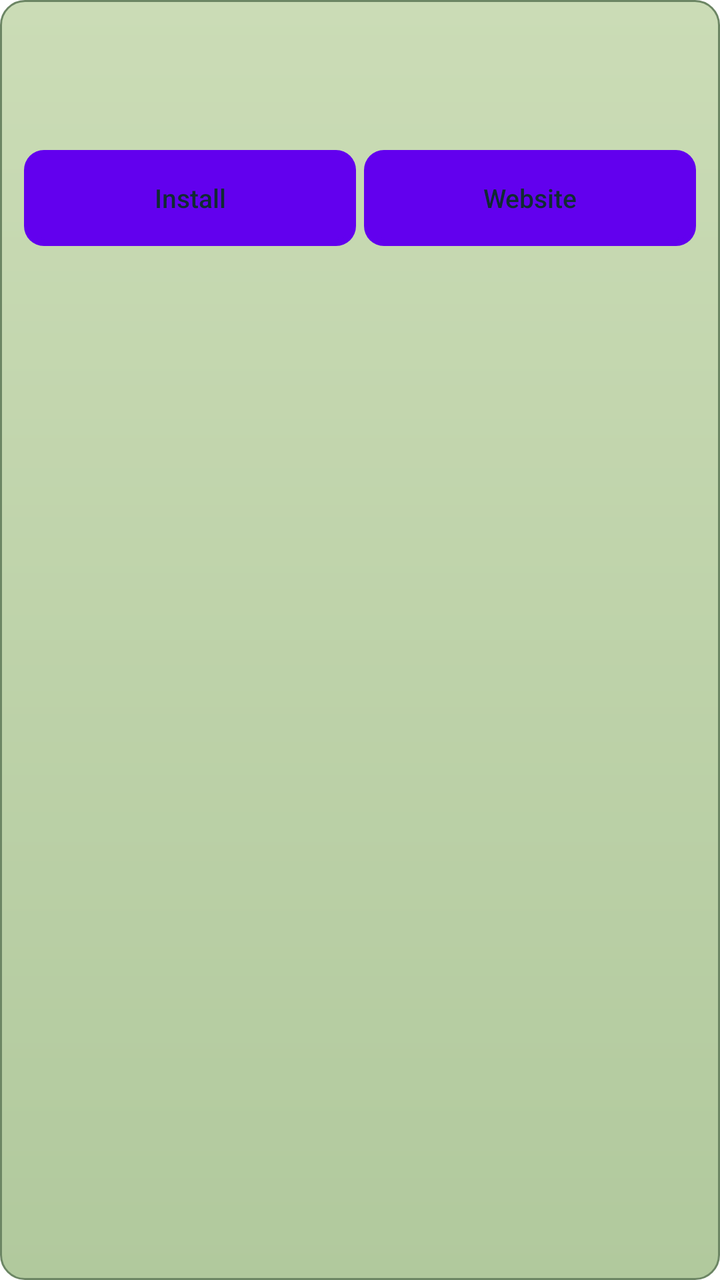
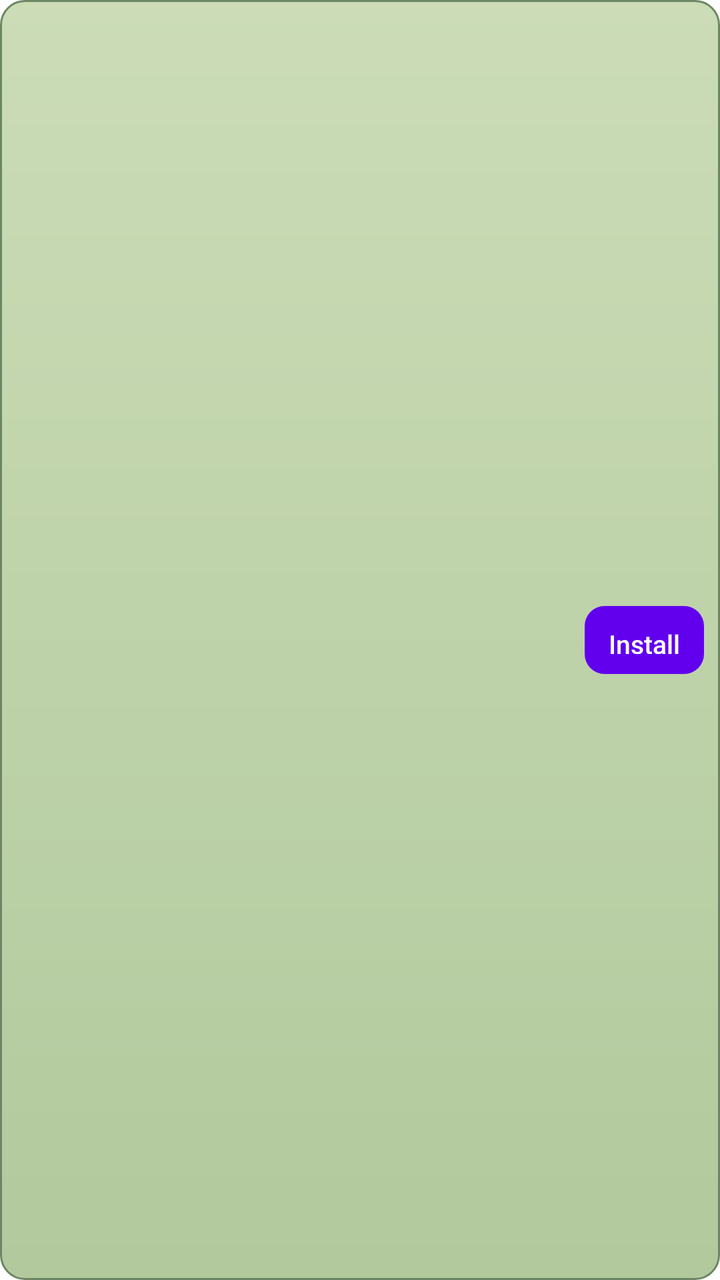

The first picture is an Android layout as it rendered before a commit; the second is the same layout after the commit. The layout source and the unified diff follow.
<!-- AndroidManifest.xml: fallback theme Theme.MaterialComponents.DayNight.NoActionBar -->
<!-- res/layout/wehavephones_addon_search_row.xml -->
<?xml version="1.0" encoding="utf-8"?>
<LinearLayout
    xmlns:android="http://schemas.android.com/apk/res/android"
    android:layout_width="match_parent"
    android:layout_height="wrap_content"
    android:layout_marginTop="6dp"
    android:background="@drawable/wehavephones_card_background"
    android:orientation="vertical"
    android:paddingLeft="12dp"
    android:paddingRight="12dp"
    android:paddingTop="10dp"
    android:paddingBottom="8dp">
    <TextView
        android:id="@+id/TVSearchName"
        android:layout_width="match_parent"
        android:layout_height="wrap_content"
        android:textColor="@color/wehavephones_text"
        android:textSize="15sp"
        android:textStyle="bold" />
    <TextView
        android:id="@+id/TVSearchAuthor"
        android:layout_width="match_parent"
        android:layout_height="wrap_content"
        android:layout_marginTop="2dp"
        android:textColor="@color/wehavephones_text_dim"
        android:textSize="12sp" />
    <TextView
        android:id="@+id/TVSearchSummary"
        android:layout_width="match_parent"
        android:layout_height="wrap_content"
        android:layout_marginTop="2dp"
        android:maxLines="4"
        android:textColor="@color/wehavephones_text_dim"
        android:textSize="12sp" />
    <LinearLayout
        android:layout_width="match_parent"
        android:layout_height="wrap_content"
        android:layout_marginTop="4dp"
        android:orientation="horizontal">
        <Button
            android:id="@+id/BTSearchInstall"
            style="@style/WeHavePhonesButtonSmall"
            android:layout_width="0dp"
            android:layout_weight="1"
            android:text="@string/wehavephones_addons_install" />
        <Button
            android:id="@+id/BTSearchWebsite"
            style="@style/WeHavePhonesButtonSmall"
            android:layout_width="0dp"
            android:layout_weight="1"
            android:layout_marginStart="4dp"
            android:text="@string/wehavephones_addons_website" />
    </LinearLayout>
</LinearLayout>
<!-- resources referenced by this layout -->
<resources>
  <string name="wehavephones_addons_website">Website</string>
  <!-- unchanged entries left out for length: 9 -->
</resources>

<!-- the commit's change to res/layout/wehavephones_addon_search_row.xml (unified diff, before → after) -->
@@ -3,52 +3,72 @@
     xmlns:android="http://schemas.android.com/apk/res/android"
     android:layout_width="match_parent"
     android:layout_height="wrap_content"
-    android:layout_marginTop="6dp"
+    android:layout_marginTop="4dp"
     android:background="@drawable/wehavephones_card_background"
-    android:orientation="vertical"
+    android:clickable="true"
+    android:focusable="true"
+    android:foreground="?android:attr/selectableItemBackground"
+    android:gravity="center_vertical"
+    android:minHeight="50dp"
+    android:orientation="horizontal"
     android:paddingLeft="12dp"
-    android:paddingRight="12dp"
-    android:paddingTop="10dp"
-    android:paddingBottom="8dp">
+    android:paddingRight="8dp">
+    <LinearLayout
+        android:layout_width="0dp"
+        android:layout_height="wrap_content"
+        android:layout_weight="1"
+        android:orientation="vertical"
+        android:paddingTop="4dp"
+        android:paddingBottom="4dp">
+        <LinearLayout
+            android:layout_width="match_parent"
+            android:layout_height="wrap_content"
+            android:baselineAligned="true"
+            android:orientation="horizontal">
+            <TextView
+                android:id="@+id/TVSearchName"
+                android:layout_width="wrap_content"
+                android:layout_height="wrap_content"
+                android:maxLines="1"
+                android:textColor="@color/wehavephones_text"
+                android:textSize="14sp"
+                android:textStyle="bold" />
+            <TextView
+                android:id="@+id/TVSearchAuthor"
+                android:layout_width="0dp"
+                android:layout_height="wrap_content"
+                android:layout_marginStart="8dp"
+                android:layout_weight="1"
+                android:ellipsize="end"
+                android:maxLines="1"
+                android:textColor="@color/wehavephones_text_dim"
+                android:textSize="12sp" />
+        </LinearLayout>
+        <TextView
+            android:id="@+id/TVSearchSummary"
+            android:layout_width="match_parent"
+            android:layout_height="wrap_content"
+            android:ellipsize="end"
+            android:maxLines="1"
+            android:textColor="@color/wehavephones_text_dim"
+            android:textSize="12sp" />
+    </LinearLayout>
+    <Button
+        android:id="@+id/BTSearchInstall"
+        style="@style/WeHavePhonesButtonCompactPrimary"
+        android:layout_height="34dp"
+        android:layout_marginStart="8dp"
+        android:text="@string/wehavephones_addons_install" />
     <TextView
-        android:id="@+id/TVSearchName"
-        android:layout_width="match_parent"
+        android:id="@+id/TVSearchInstalled"
+        android:layout_width="wrap_content"
         android:layout_height="wrap_content"
-        android:textColor="@color/wehavephones_text"
-        android:textSize="15sp"
-        android:textStyle="bold" />
-    <TextView
-        android:id="@+id/TVSearchAuthor"
-        android:layout_width="match_parent"
-        android:layout_height="wrap_content"
-        android:layout_marginTop="2dp"
-        android:textColor="@color/wehavephones_text_dim"
-        android:textSize="12sp" />
-    <TextView
-        android:id="@+id/TVSearchSummary"
-        android:layout_width="match_parent"
-        android:layout_height="wrap_content"
-        android:layout_marginTop="2dp"
-        android:maxLines="4"
-        android:textColor="@color/wehavephones_text_dim"
-        android:textSize="12sp" />
-    <LinearLayout
-        android:layout_width="match_parent"
-        android:layout_height="wrap_content"
-        android:layout_marginTop="4dp"
-        android:orientation="horizontal">
-        <Button
-            android:id="@+id/BTSearchInstall"
-            style="@style/WeHavePhonesButtonSmall"
-            android:layout_width="0dp"
-            android:layout_weight="1"
-            android:text="@string/wehavephones_addons_install" />
-        <Button
-            android:id="@+id/BTSearchWebsite"
-            style="@style/WeHavePhonesButtonSmall"
-            android:layout_width="0dp"
-            android:layout_weight="1"
-            android:layout_marginStart="4dp"
-            android:text="@string/wehavephones_addons_website" />
-    </LinearLayout>
+        android:layout_marginStart="8dp"
+        android:drawableStart="@drawable/wehavephones_ic_check"
+        android:drawablePadding="4dp"
+        android:drawableTint="@color/wehavephones_ok"
+        android:text="@string/wehavephones_addons_installed"
+        android:textColor="@color/wehavephones_ok"
+        android:textSize="12sp"
+        android:visibility="gone" />
 </LinearLayout>
<!-- resource entries referenced after the edit -->
@@ -1,6 +1,140 @@
 <!-- resources referenced by this layout -->
 <resources>
-  <string name="wehavephones_addons_website">Website</string>
+  <color name="wehavephones_ok">#24513C</color>
+  <!-- drawable wehavephones_ic_check (drawable) -->
+  <?xml version="1.0" encoding="utf-8"?>
+  <vector xmlns:android="http://schemas.android.com/apk/res/android"
+      android:width="14dp"
+      android:height="14dp"
+      android:viewportWidth="256"
+      android:viewportHeight="256">
+      <path android:fillColor="#FFFFFFFF" android:pathData="M228.24,76.24l-128,128a6,6,0,0,1-8.48,0l-56-56a6,6,0,0,1,8.48-8.48L96,191.51,219.76,67.76a6,6,0,0,1,8.48,8.48Z" />
+  </vector>
+  <string name="wehavephones_addons_installed">Installed</string>
+  <style name="WeHavePhonesButtonCompactPrimary" parent="WeHavePhonesButtonCompact">
+          <item name="android:background">@drawable/wehavephones_button_primary</item>
+          <item name="android:textColor">@color/wehavephones_key_text</item>
+          <item name="android:drawableTint">@color/wehavephones_key_text</item>
+      </style>
+  <style name="WeHavePhonesButtonCompact" parent="WeHavePhonesButtonSmall">
+          <item name="android:layout_height">38dp</item>
+          <item name="android:layout_marginTop">0dp</item>
+          <item name="android:paddingLeft">12dp</item>
+          <item name="android:paddingRight">12dp</item>
+          <item name="android:drawablePadding">6dp</item>
+          <item name="android:drawableTint">@color/wehavephones_text</item>
+          <item name="android:maxLines">1</item>
+      </style>
+  <!-- drawable wehavephones_button_primary (drawable) -->
+  <?xml version="1.0" encoding="utf-8"?>
+  <selector
+      xmlns:android="http://schemas.android.com/apk/res/android">
+      <item
+          android:state_enabled="false"
+          android:drawable="@drawable/wehavephones_button_primary_disabled" />
+      <item
+          android:state_pressed="true"
+          android:drawable="@drawable/wehavephones_button_primary_pressed" />
+      <item
+          android:drawable="@drawable/wehavephones_button_primary_normal" />
+  </selector>
+  <color name="wehavephones_key_text">#FFFFFF</color>
+  <!-- drawable wehavephones_button_primary_disabled (drawable) -->
+  <?xml version="1.0" encoding="utf-8"?>
+  <layer-list
+      xmlns:android="http://schemas.android.com/apk/res/android">
+      <item>
+          <shape
+              android:shape="rectangle">
+              <corners
+                  android:radius="10dp" />
+              <solid
+                  android:color="#06162D" />
+          </shape>
+      </item>
+      <item
+          android:left="1dp"
+          android:top="1dp"
+          android:right="1dp"
+          android:bottom="3dp">
+          <shape
+              android:shape="rectangle">
+              <corners
+                  android:radius="9dp" />
+              <gradient
+                  android:angle="270"
+                  android:startColor="#5B7384"
+                  android:endColor="#3F556B" />
+              <stroke
+                  android:width="1dp"
+                  android:color="#61777C" />
+          </shape>
+      </item>
+  </layer-list>
+  <!-- drawable wehavephones_button_primary_pressed (drawable) -->
+  <?xml version="1.0" encoding="utf-8"?>
+  <layer-list
+      xmlns:android="http://schemas.android.com/apk/res/android">
+      <item>
+          <shape
+              android:shape="rectangle">
+              <corners
+                  android:radius="10dp" />
+              <solid
+                  android:color="#06162D" />
+          </shape>
+      </item>
+      <item
+          android:left="1dp"
+          android:top="1dp"
+          android:right="1dp"
+          android:bottom="3dp">
+          <shape
+              android:shape="rectangle">
+              <corners
+                  android:radius="9dp" />
+              <gradient
+                  android:angle="270"
+                  android:startColor="#105294"
+                  android:endColor="#0A3971" />
+              <stroke
+                  android:width="1dp"
+                  android:color="#86C9F4" />
+          </shape>
+      </item>
+  </layer-list>
+  <!-- drawable wehavephones_button_primary_normal (drawable) -->
+  <?xml version="1.0" encoding="utf-8"?>
+  <layer-list
+      xmlns:android="http://schemas.android.com/apk/res/android">
+      <item>
+          <shape
+              android:shape="rectangle">
+              <corners
+                  android:radius="10dp" />
+              <solid
+                  android:color="#06162D" />
+          </shape>
+      </item>
+      <item
+          android:left="1dp"
+          android:top="1dp"
+          android:right="1dp"
+          android:bottom="3dp">
+          <shape
+              android:shape="rectangle">
+              <corners
+                  android:radius="9dp" />
+              <gradient
+                  android:angle="270"
+                  android:startColor="#2272BA"
+                  android:endColor="#1059AF" />
+              <stroke
+                  android:width="1dp"
+                  android:color="#75BDF4" />
+          </shape>
+      </item>
+  </layer-list>
   <!-- unchanged entries left out for length: 9 -->
 </resources>
 
